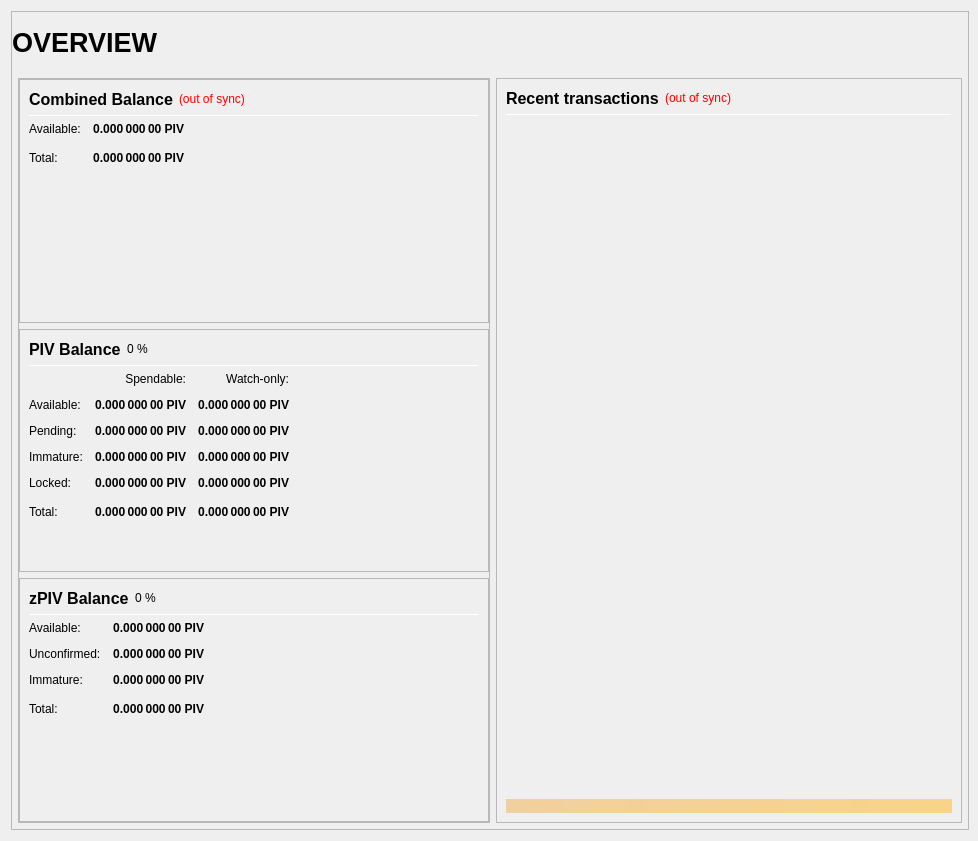
Qt form src/qt/forms/overviewpage.ui (jonspock/tessa) before a commit.
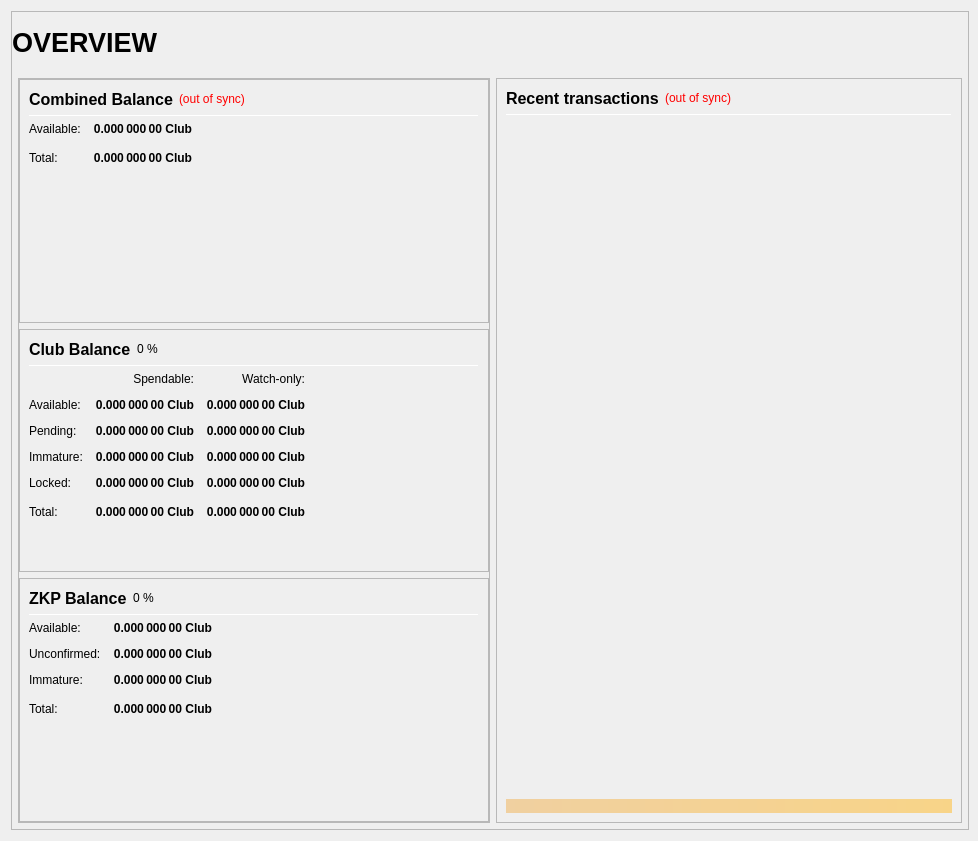
The same form after that commit.

```diff
--- a/src/qt/forms/overviewpage.ui
+++ b/src/qt/forms/overviewpage.ui
@@ -333,7 +333,7 @@
                           <string>Your current spendable balance</string>
                          </property>
                          <property name="text">
-                          <string notr="true">0.000 000 00 PIV</string>
+                          <string notr="true">0.000 000 00 Club</string>
                          </property>
                          <property name="alignment">
                           <set>Qt::AlignRight|Qt::AlignTrailing|Qt::AlignVCenter</set>
@@ -365,7 +365,7 @@
                           <string>Total Balance, including all unavailable coins.</string>
                          </property>
                          <property name="text">
-                          <string notr="true">0.000 000 00 PIV</string>
+                          <string notr="true">0.000 000 00 Club</string>
                          </property>
                          <property name="alignment">
                           <set>Qt::AlignRight|Qt::AlignTrailing|Qt::AlignVCenter</set>
@@ -433,7 +433,7 @@
                           </font>
                          </property>
                          <property name="text">
-                          <string>PIV Balance</string>
+                          <string>Club Balance</string>
                          </property>
                         </widget>
                        </item>
@@ -525,7 +525,7 @@
                           <string>Your current spendable balance</string>
                          </property>
                          <property name="text">
-                          <string notr="true">0.000 000 00 PIV</string>
+                          <string notr="true">0.000 000 00 Club</string>
                          </property>
                          <property name="alignment">
                           <set>Qt::AlignRight|Qt::AlignTrailing|Qt::AlignVCenter</set>
@@ -550,7 +550,7 @@
                           <string>Your current balance in watch-only addresses</string>
                          </property>
                          <property name="text">
-                          <string notr="true">0.000 000 00 PIV</string>
+                          <string notr="true">0.000 000 00 Club</string>
                          </property>
                          <property name="alignment">
                           <set>Qt::AlignRight|Qt::AlignTrailing|Qt::AlignVCenter</set>
@@ -582,7 +582,7 @@
                           <string>Total of transactions that have yet to be confirmed, and do not yet count toward the spendable balance</string>
                          </property>
                          <property name="text">
-                          <string notr="true">0.000 000 00 PIV</string>
+                          <string notr="true">0.000 000 00 Club</string>
                          </property>
                          <property name="alignment">
                           <set>Qt::AlignRight|Qt::AlignTrailing|Qt::AlignVCenter</set>
@@ -607,7 +607,7 @@
                           <string>Unconfirmed transactions to watch-only addresses</string>
                          </property>
                          <property name="text">
-                          <string notr="true">0.000 000 00 PIV</string>
+                          <string notr="true">0.000 000 00 Club</string>
                          </property>
                          <property name="alignment">
                           <set>Qt::AlignRight|Qt::AlignTrailing|Qt::AlignVCenter</set>
@@ -639,7 +639,7 @@
                           <string>Staked or masternode rewards that has not yet matured</string>
                          </property>
                          <property name="text">
-                          <string notr="true">0.000 000 00 PIV</string>
+                          <string notr="true">0.000 000 00 Club</string>
                          </property>
                          <property name="alignment">
                           <set>Qt::AlignRight|Qt::AlignTrailing|Qt::AlignVCenter</set>
@@ -664,7 +664,7 @@
                           <string>Staked or masternode rewards in watch-only addresses that has not yet matured</string>
                          </property>
                          <property name="text">
-                          <string notr="true">0.000 000 00 PIV</string>
+                          <string notr="true">0.000 000 00 Club</string>
                          </property>
                          <property name="alignment">
                           <set>Qt::AlignRight|Qt::AlignTrailing|Qt::AlignVCenter</set>
@@ -699,7 +699,7 @@
                           <string>Locked PIV or Masternode collaterals. These are excluded from zZZZ minting.</string>
                          </property>
                          <property name="text">
-                          <string notr="true">0.000 000 00 PIV</string>
+                          <string notr="true">0.000 000 00 Club</string>
                          </property>
                          <property name="alignment">
                           <set>Qt::AlignRight|Qt::AlignTrailing|Qt::AlignVCenter</set>
@@ -724,7 +724,7 @@
                           <string>Current locked balance in watch-only addresses</string>
                          </property>
                          <property name="text">
-                          <string notr="true">0.000 000 00 PIV</string>
+                          <string notr="true">0.000 000 00 Club</string>
                          </property>
                          <property name="alignment">
                           <set>Qt::AlignRight|Qt::AlignTrailing|Qt::AlignVCenter</set>
@@ -759,7 +759,7 @@
                           <string>Your current Club balance, unconfirmed and immature transactions included</string>
                          </property>
                          <property name="text">
-                          <string notr="true">0.000 000 00 PIV</string>
+                          <string notr="true">0.000 000 00 Club</string>
                          </property>
                          <property name="alignment">
                           <set>Qt::AlignRight|Qt::AlignTrailing|Qt::AlignVCenter</set>
@@ -784,7 +784,7 @@
                           <string>Current total balance in watch-only addresses</string>
                          </property>
                          <property name="text">
-                          <string notr="true">0.000 000 00 PIV</string>
+                          <string notr="true">0.000 000 00 Club</string>
                          </property>
                          <property name="alignment">
                           <set>Qt::AlignRight|Qt::AlignTrailing|Qt::AlignVCenter</set>
@@ -852,7 +852,7 @@
                           </font>
                          </property>
                          <property name="text">
-                          <string>zPIV Balance</string>
+                          <string>ZKP Balance</string>
                          </property>
                         </widget>
                        </item>
@@ -926,7 +926,7 @@
 These zZZZ are spendable.</string>
                          </property>
                          <property name="text">
-                          <string notr="true">0.000 000 00 PIV</string>
+                          <string notr="true">0.000 000 00 Club</string>
                          </property>
                          <property name="alignment">
                           <set>Qt::AlignRight|Qt::AlignTrailing|Qt::AlignVCenter</set>
@@ -957,7 +957,7 @@
 Immature: confirmed, but less than 1 mint of the same denomination after it was minted</string>
                          </property>
                          <property name="text">
-                          <string notr="true">0.000 000 00 PIV</string>
+                          <string notr="true">0.000 000 00 Club</string>
                          </property>
                          <property name="alignment">
                           <set>Qt::AlignRight|Qt::AlignTrailing|Qt::AlignVCenter</set>
@@ -988,7 +988,7 @@
 Immature: confirmed, but less than 1 mint of the same denomination after it was minted</string>
                          </property>
                          <property name="text">
-                          <string notr="true">0.000 000 00 PIV</string>
+                          <string notr="true">0.000 000 00 Club</string>
                          </property>
                          <property name="alignment">
                           <set>Qt::AlignRight|Qt::AlignTrailing|Qt::AlignVCenter</set>
@@ -1020,7 +1020,7 @@
                           <string>Your current zZZZ balance, unconfirmed and immature zZZZ included.</string>
                          </property>
                          <property name="text">
-                          <string notr="true">0.000 000 00 PIV</string>
+                          <string notr="true">0.000 000 00 Club</string>
                          </property>
                          <property name="alignment">
                           <set>Qt::AlignRight|Qt::AlignTrailing|Qt::AlignVCenter</set>
```
Left out of the diff: 8 changed lines with no effect on the pictures.
